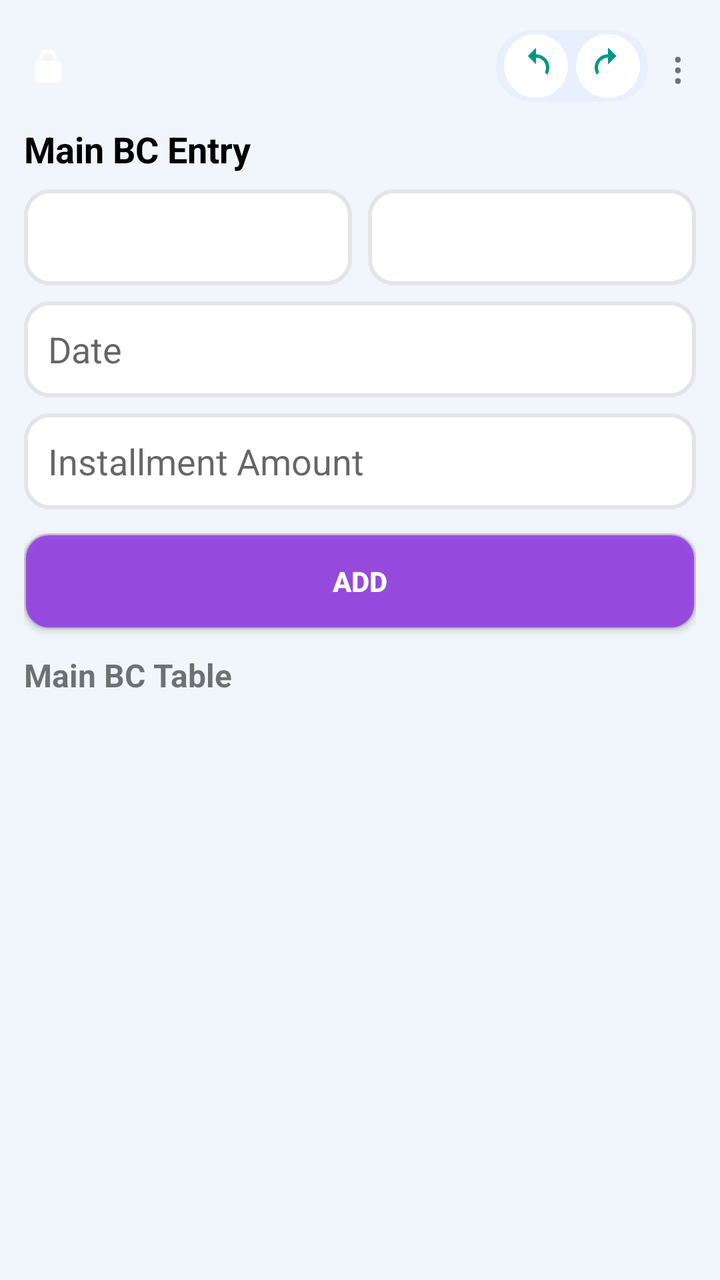
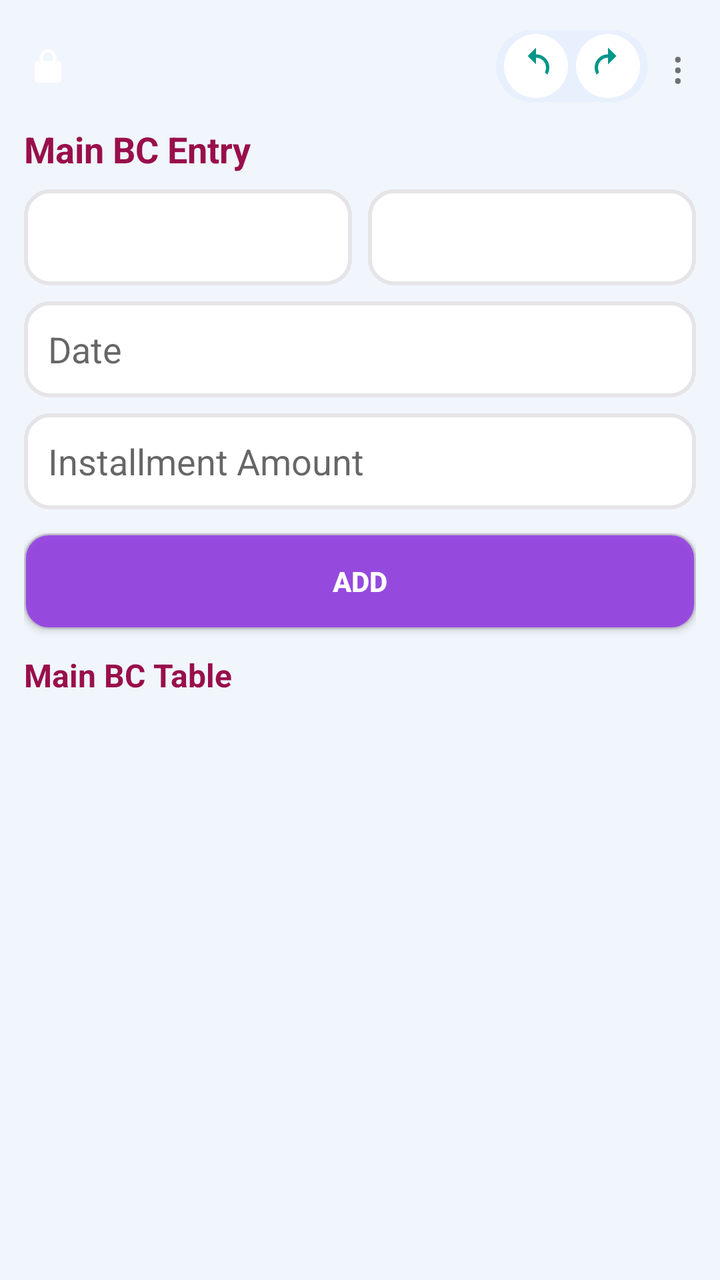

The first picture is an Android layout as it rendered before a commit; the second is the same layout after the commit. The layout source and the unified diff follow.
<!-- AndroidManifest.xml: application theme Theme.AppCompat.Light.NoActionBar -->
<!-- res/layout/activity_main.xml -->
<?xml version="1.0" encoding="utf-8"?>
<ScrollView xmlns:android="http://schemas.android.com/apk/res/android"
    android:layout_width="match_parent"
    android:layout_height="match_parent"
    android:background="#f0f6fb"
    android:fillViewport="true">

    <LinearLayout
        android:id="@+id/rootLayout"
        android:orientation="vertical"
        android:padding="12dp"
        android:layout_width="match_parent"
        android:layout_height="match_parent">

        
        <LinearLayout
            android:layout_width="match_parent"
            android:layout_height="wrap_content"
            android:gravity="center_vertical"
            android:orientation="horizontal">

            <ImageView
                android:id="@+id/imgLock"
                android:layout_width="24dp"
                android:layout_height="24dp"
                android:src="@drawable/ic_lock"
                android:layout_marginEnd="10dp"
                android:contentDescription="Edit Mode Locked"
                android:visibility="visible"
                android:padding="2dp" />

            <Space
                android:layout_width="0dp"
                android:layout_height="wrap_content"
                android:layout_weight="1" />

            <LinearLayout
                android:layout_width="wrap_content"
                android:layout_height="36dp"
                android:orientation="horizontal"
                android:gravity="center"
                android:background="@drawable/bg_big_curve"
                android:paddingStart="4dp"
                android:paddingEnd="4dp"
                android:layout_marginEnd="6dp">

                <ImageButton
                    android:id="@+id/btnUndo"
                    android:layout_width="32dp"
                    android:layout_height="32dp"
                    android:background="@drawable/bg_small_curve"
                    android:src="@drawable/ic_undo"
                    android:scaleType="centerInside"
                    android:contentDescription="Undo"
                    android:padding="6dp" />

                <ImageButton
                    android:id="@+id/btnRedo"
                    android:layout_width="32dp"
                    android:layout_height="32dp"
                    android:layout_marginStart="4dp"
                    android:background="@drawable/bg_small_curve"
                    android:src="@drawable/ic_redo"
                    android:scaleType="centerInside"
                    android:contentDescription="Redo"
                    android:padding="6dp" />
            </LinearLayout>

            <TextView
                android:id="@+id/menuButton"
                android:text="⋮"
                android:textSize="22sp"
                android:padding="6dp"
                android:clickable="true"
                android:focusable="true"
                android:layout_width="wrap_content"
                android:layout_height="wrap_content" />
        </LinearLayout>

        
        <TextView
            android:id="@+id/titleMain"
            android:text="Main BC Entry"
            android:textColor="#000000"
            android:textSize="18sp"
            android:textStyle="bold"
            android:layout_marginTop="8dp"
            android:layout_marginBottom="8dp"
            android:layout_width="wrap_content"
            android:layout_height="wrap_content" />

        
        <LinearLayout
            android:orientation="horizontal"
            android:layout_width="match_parent"
            android:layout_height="wrap_content"
            android:layout_marginBottom="8dp">

            <Spinner
                android:id="@+id/spinnerBc"
                android:layout_width="0dp"
                android:layout_height="48dp"
                android:layout_weight="1"
                android:background="@drawable/bg_input_curved"
                android:paddingHorizontal="12dp" />

            <Space
                android:layout_width="8dp"
                android:layout_height="wrap_content" />

            <Spinner
                android:id="@+id/spinnerMember"
                android:layout_width="0dp"
                android:layout_height="48dp"
                android:layout_weight="1"
                android:background="@drawable/bg_input_curved"
                android:paddingHorizontal="12dp" />
        </LinearLayout>

        
        <EditText
            android:id="@+id/editPayDate"
            android:hint="Date"
            android:focusable="false"
            android:inputType="none"
            android:layout_width="match_parent"
            android:layout_height="48dp"
            android:background="@drawable/bg_input_curved"
            android:paddingHorizontal="12dp"
            android:layout_marginBottom="8dp" />

        
        <EditText
            android:id="@+id/editPayAmount"
            android:hint="Installment Amount"
            android:inputType="number"
            android:layout_width="match_parent"
            android:layout_height="48dp"
            android:background="@drawable/bg_input_curved"
            android:paddingHorizontal="12dp"
            android:layout_marginBottom="12dp" />

        
        <Button
            android:id="@+id/buttonAdd"
            android:text="ADD"
            android:textColor="@android:color/white"
            android:textStyle="bold"
            android:layout_width="match_parent"
            android:layout_height="48dp"
            android:background="@drawable/btn_add_ripple"
            android:elevation="4dp"
            android:layout_marginBottom="12dp" />

        
        <LinearLayout
            android:layout_width="match_parent"
            android:layout_height="wrap_content"
            android:orientation="horizontal"
            android:gravity="center_vertical"
            android:layout_marginBottom="6dp">

            <TextView
                android:text="Main BC Table"
                android:textSize="16sp"
                android:textStyle="bold"
                android:layout_width="0dp"
                android:layout_weight="1"
                android:layout_height="wrap_content" />

            <androidx.appcompat.widget.SwitchCompat
                android:id="@+id/switchVertical"
                android:layout_width="wrap_content"
                android:layout_height="wrap_content"
                android:text="Vertical"
                android:visibility="gone"/>
        </LinearLayout>

        
        <HorizontalScrollView
            android:id="@+id/horizontalScroll"
            android:layout_width="match_parent"
            android:layout_height="wrap_content"
            android:scrollbars="horizontal">

            <LinearLayout
                android:id="@+id/tableContainer"
                android:orientation="vertical"
                android:layout_width="wrap_content"
                android:layout_height="wrap_content" />
        </HorizontalScrollView>

    </LinearLayout>
</ScrollView>
<!-- resources referenced by this layout -->
<resources>
  <!-- drawable bg_big_curve (drawable) -->
  <shape xmlns:android="http://schemas.android.com/apk/res/android">
      <solid android:color="#E8F0FE"/>
      <corners android:radius="24dp"/>
  </shape>
  <!-- drawable bg_input_curved (drawable) -->
  <shape xmlns:android="http://schemas.android.com/apk/res/android"
      android:shape="rectangle">
  
      <solid android:color="@android:color/white"/>
      <stroke
          android:width="2dp"
          android:color="#e6e4e7"/>
      <corners android:radius="12dp"/>
  </shape>
  <!-- drawable bg_small_curve (drawable) -->
  <selector xmlns:android="http://schemas.android.com/apk/res/android">
      <item android:state_pressed="true">
          <shape>
              <solid android:color="#D2E3FC"/>
              <corners android:radius="18dp"/>
          </shape>
      </item>
      <item>
          <shape>
              <solid android:color="@android:color/white"/>
              <corners android:radius="18dp"/>
          </shape>
      </item>
  </selector>
  <!-- drawable btn_add_ripple (drawable) -->
  <ripple xmlns:android="http://schemas.android.com/apk/res/android"
      android:color="#40FFFFFF">
  
      <item>
          <shape android:shape="rectangle">
              <solid android:color="#CC8A2BE2"/>
              <stroke android:width="1dp" android:color="#CCC5C6C7" />
              <corners android:radius="12dp"/>
          </shape>
      </item>
  
  </ripple>
  <!-- drawable ic_lock (drawable) -->
  <vector xmlns:android="http://schemas.android.com/apk/res/android"
      android:width="24dp"
      android:height="24dp"
      android:viewportWidth="24"
      android:viewportHeight="24"
      android:tint="#FFFFFF">
      <path
          android:fillColor="#FFFFFF"
          android:pathData="M12,17a2,2 0 1,0 0,-4 2,2 0 0,0 0,4zm6,-8h-1V7a5,5 0 0,0 -10,0v2H6a2,2 0 0,0 -2,2v9a2,2 0 0,0 2,2h12a2,2 0 0,0 2,-2v-9a2,2 0 0,0 -2,-2zm-3,0H9V7a3,3 0 0,1 6,0v2z"/>
  </vector>
  <!-- drawable ic_redo (drawable) -->
  <vector xmlns:android="http://schemas.android.com/apk/res/android"
      android:width="24dp"
      android:height="24dp"
      android:viewportWidth="24"
      android:viewportHeight="24"
      android:tint="#009688">
  
      <path
          android:fillColor="@android:color/white"
          android:pathData="M12,5V1l5,5-5,5V7c-3.31,0-6,2.69-6,6 0,1.01 0.25,1.97 0.7,2.8L5.24,17.26C4.46,15.9 4,14.51 4,13c0-4.42 3.58-8 8-8z"/>
  
  </vector>
  <!-- drawable ic_undo (drawable) -->
  <vector xmlns:android="http://schemas.android.com/apk/res/android"
      android:width="24dp"
      android:height="24dp"
      android:viewportWidth="24"
      android:viewportHeight="24"
      android:tint="#009688">
  
      <path
          android:fillColor="@android:color/white"
          android:pathData="M12,5V1L7,6l5,5V7c3.31,0 6,2.69 6,6 0,1.01 -0.25,1.97 -0.7,2.8l1.46,1.46C19.54,15.9 20,14.51 20,13c0,-4.42 -3.58,-8 -8,-8z"/>
  
  </vector>
</resources>

<!-- the commit's change to res/layout/activity_main.xml (unified diff, before → after) -->
@@ -81,7 +81,7 @@
         <TextView
             android:id="@+id/titleMain"
             android:text="Main BC Entry"
-            android:textColor="#000000"
+            android:textColor="#990F4B"
             android:textSize="18sp"
             android:textStyle="bold"
             android:layout_marginTop="8dp"
@@ -164,6 +164,7 @@
                 android:text="Main BC Table"
                 android:textSize="16sp"
                 android:textStyle="bold"
+                android:textColor="#990F4B"
                 android:layout_width="0dp"
                 android:layout_weight="1"
                 android:layout_height="wrap_content" />
